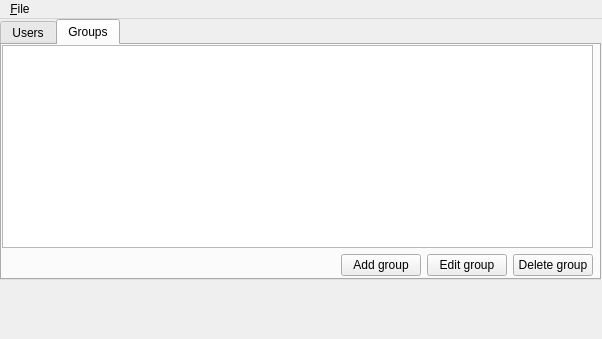
Qt form main.ui (savant2212/davadmin) before a commit.
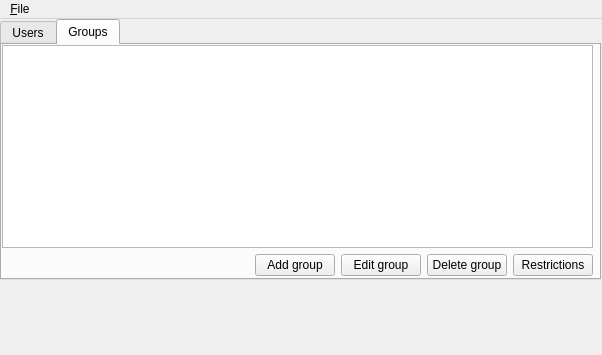
The same form after that commit.

Commit message: Added .ui files added restrictions form

The edit to the form file:
```diff
--- a/main.ui
+++ b/main.ui
@@ -7,7 +7,7 @@
     <x>0</x>
     <y>0</y>
     <width>602</width>
-    <height>339</height>
+    <height>355</height>
    </rect>
   </property>
   <property name="windowTitle">
@@ -176,6 +176,13 @@
               </property>
              </widget>
             </item>
+            <item>
+             <widget class="QPushButton" name="btnRestriction">
+              <property name="text">
+               <string>Restrictions</string>
+              </property>
+             </widget>
+            </item>
            </layout>
           </item>
           <item>
```
Left out of the diff: 29 changed lines with no effect on the pictures. The commit also changes 7 other files.
